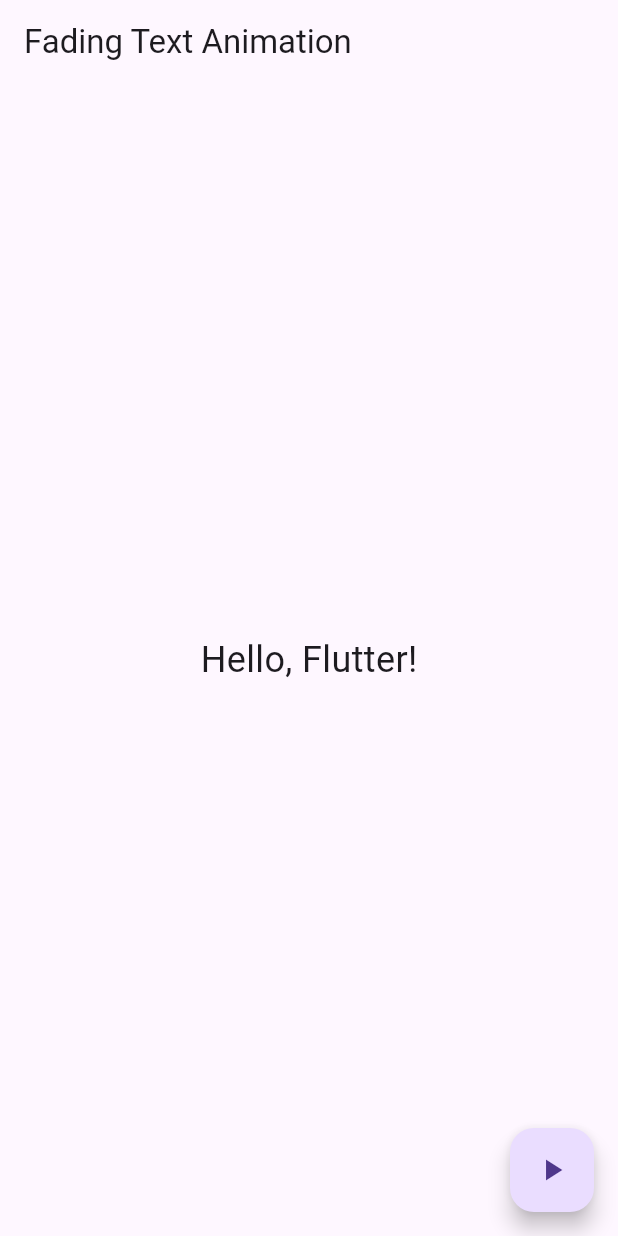
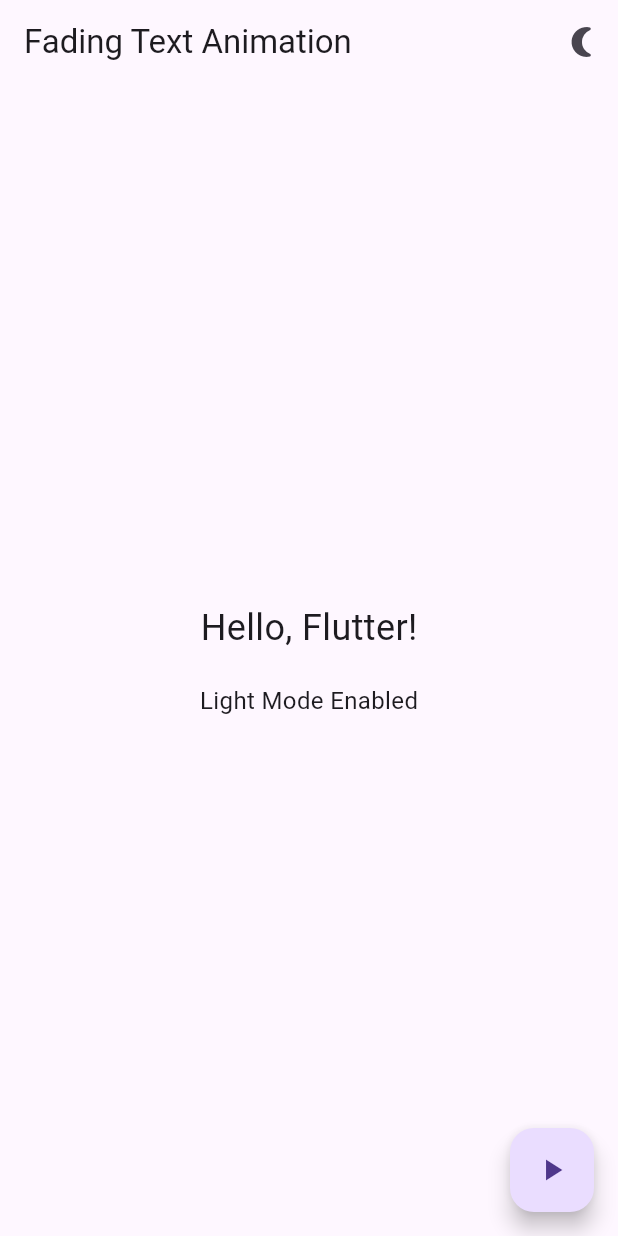
Before and after one commit to fizzahfaizi21/fading_text, a Flutter app: the screen it shows after launch, on a phone screen of 412 x 824 dp. Run offline on Flutter 3.47's test engine with Material 3 defaults, Android fonts, the light colour scheme and no system bars.

Commit message:
added a dark mode/light mode toggle

```diff
--- a/lib/main.dart
+++ b/lib/main.dart
@@ -4,22 +4,45 @@ void main() {
   runApp(MyApp());
 }
 
-class MyApp extends StatelessWidget {
+class MyApp extends StatefulWidget {
+  @override
+  _MyAppState createState() => _MyAppState();
+}
+
+class _MyAppState extends State<MyApp> {
+  bool _isDarkMode = false;
+
+  void toggleTheme() {
+    setState(() {
+      _isDarkMode = !_isDarkMode;
+    });
+  }
+
   @override
   Widget build(BuildContext context) {
     return MaterialApp(
-      home: FadingTextAnimation(),
+      theme: _isDarkMode ? ThemeData.dark() : ThemeData.light(),
+      home: FadingTextAnimation(
+        isDarkMode: _isDarkMode,
+        toggleTheme: toggleTheme,
+      ),
     );
   }
 }
 
 class FadingTextAnimation extends StatefulWidget {
+  final bool isDarkMode;
+  final VoidCallback toggleTheme;
+
+  FadingTextAnimation({required this.isDarkMode, required this.toggleTheme});
+
   @override
   _FadingTextAnimationState createState() => _FadingTextAnimationState();
 }
 
 class _FadingTextAnimationState extends State<FadingTextAnimation> {
   bool _isVisible = true;
+
   void toggleVisibility() {
     setState(() {
       _isVisible = !_isVisible;
@@ -31,15 +54,36 @@ class _FadingTextAnimationState extends State<FadingTextAnimation> {
     return Scaffold(
       appBar: AppBar(
         title: Text('Fading Text Animation'),
+        actions: [
+          IconButton(
+            icon: Icon(
+              widget.isDarkMode ? Icons.wb_sunny : Icons.nightlight_round,
+            ),
+            onPressed: widget.toggleTheme,
+            tooltip: widget.isDarkMode
+                ? 'Switch to Light Mode'
+                : 'Switch to Dark Mode',
+          ),
+        ],
       ),
       body: Center(
-        child: AnimatedOpacity(
+        child: Column(
+          mainAxisAlignment: MainAxisAlignment.center,
+          children: [
+            AnimatedOpacity(
               opacity: _isVisible ? 1.0 : 0.0,
               duration: Duration(seconds: 1),
               child: Text(
                 'Hello, Flutter!',
                 style: TextStyle(fontSize: 24),
               ),
+            ),
+            SizedBox(height: 20),
+            Text(
+              widget.isDarkMode ? 'Dark Mode Enabled' : 'Light Mode Enabled',
+              style: TextStyle(fontSize: 16),
+            ),
+          ],
         ),
       ),
       floatingActionButton: FloatingActionButton(
```
Lines whose indentation alone changed are shown as unchanged.
